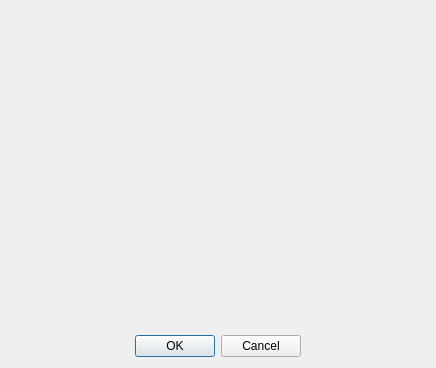
The window that QuoteCreatorQT/secondary_window.ui (alyashraf97/QuotationCreator) describes before a commit, drawn with Qt 5.
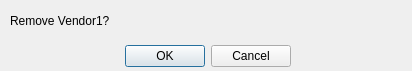
The same window after the commit.

The edit to the form file:
```diff
--- a/QuoteCreatorQT/secondary_window.ui
+++ b/QuoteCreatorQT/secondary_window.ui
@@ -6,8 +6,8 @@
    <rect>
     <x>0</x>
     <y>0</y>
-    <width>436</width>
-    <height>368</height>
+    <width>412</width>
+    <height>71</height>
    </rect>
   </property>
   <property name="windowTitle">
@@ -16,8 +16,8 @@
   <widget class="QDialogButtonBox" name="buttonBox">
    <property name="geometry">
     <rect>
-     <x>120</x>
-     <y>330</y>
+     <x>110</x>
+     <y>40</y>
      <width>181</width>
      <height>32</height>
     </rect>
@@ -29,6 +29,19 @@
     <set>QDialogButtonBox::Cancel|QDialogButtonBox::Ok</set>
    </property>
   </widget>
+  <widget class="QLabel" name="label">
+   <property name="geometry">
+    <rect>
+     <x>10</x>
+     <y>10</y>
+     <width>391</width>
+     <height>21</height>
+    </rect>
+   </property>
+   <property name="text">
+    <string>Remove Vendor1?</string>
+   </property>
+  </widget>
  </widget>
  <resources/>
  <connections>
```
